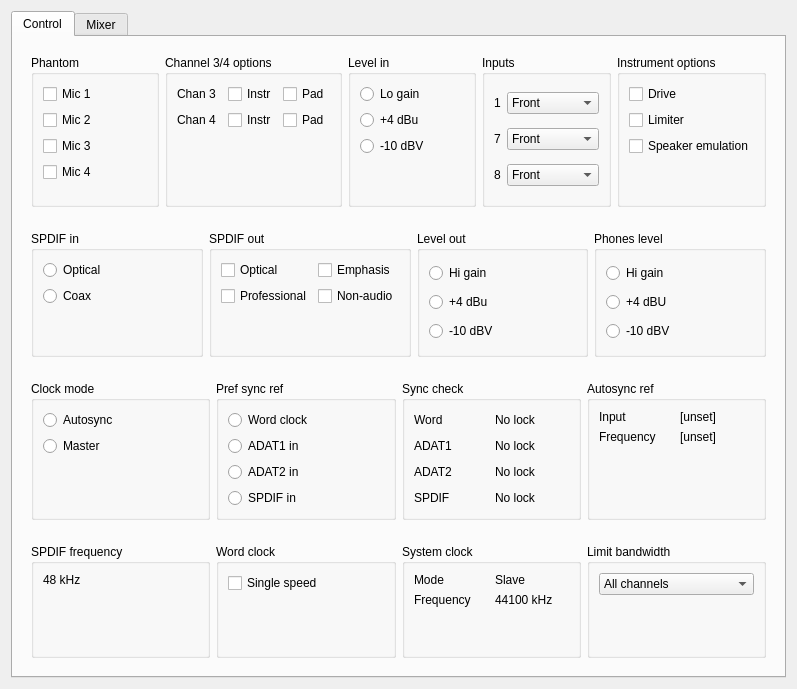
Old version of the form libffado/support/mixer-qt4/mixer_rme.ui in the repository adiknoth/ffado.
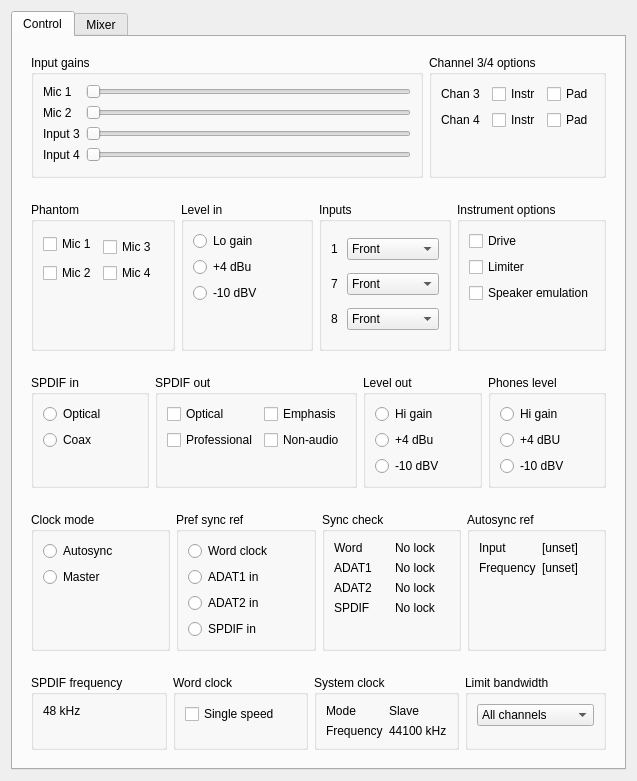
New version of the form.

Commit message: RME: Rearrange control pane in mixer.  Add controls for input gains on Fireface 400. RME: Fix bug which prevented driver from correctly reporting the available samplerates. RME: Correct a misunderstanding about the device streaming status' availability from hardware (essentially it's not available and needs to be cached in software). RME: Minor corrections to device documentation.

Diff of the .ui file:
```diff
--- a/libffado/support/mixer-qt4/mixer_rme.ui
+++ b/libffado/support/mixer-qt4/mixer_rme.ui
@@ -5,8 +5,8 @@
    <rect>
     <x>0</x>
     <y>0</y>
-    <width>797</width>
-    <height>689</height>
+    <width>637</width>
+    <height>781</height>
    </rect>
   </property>
   <property name="windowTitle" >
@@ -15,6 +15,12 @@
   <layout class="QVBoxLayout" name="verticalLayout_13" >
    <item>
     <widget class="QTabWidget" name="tabWidget" >
+     <property name="sizePolicy" >
+      <sizepolicy vsizetype="Expanding" hsizetype="Expanding" >
+       <horstretch>0</horstretch>
+       <verstretch>0</verstretch>
+      </sizepolicy>
+     </property>
      <property name="currentIndex" >
       <number>0</number>
      </property>
@@ -22,62 +28,101 @@
       <attribute name="title" >
        <string>Control</string>
       </attribute>
-      <layout class="QVBoxLayout" name="verticalLayout_5" >
+      <layout class="QVBoxLayout" name="verticalLayout" >
        <item>
-        <widget class="QFrame" name="frame_4" >
+        <widget class="QFrame" name="frame_5" >
          <property name="frameShape" >
           <enum>QFrame::NoFrame</enum>
          </property>
          <property name="frameShadow" >
           <enum>QFrame::Raised</enum>
          </property>
-         <layout class="QHBoxLayout" name="horizontalLayout_4" >
+         <layout class="QHBoxLayout" name="horizontalLayout_5" >
           <item>
-           <widget class="QGroupBox" name="phantom_group" >
+           <widget class="QGroupBox" name="input_gains_group" >
             <property name="title" >
-             <string>Phantom</string>
+             <string>Input gains</string>
             </property>
-            <layout class="QVBoxLayout" name="verticalLayout" >
-             <item>
-              <widget class="QCheckBox" name="phantom_0" >
+            <layout class="QGridLayout" name="gridLayout_8" >
+             <item row="0" column="0" >
+              <widget class="QLabel" name="label_9" >
+               <property name="sizePolicy" >
+                <sizepolicy vsizetype="Preferred" hsizetype="Minimum" >
+                 <horstretch>0</horstretch>
+                 <verstretch>0</verstretch>
+                </sizepolicy>
+               </property>
                <property name="text" >
                 <string>Mic 1</string>
                </property>
               </widget>
              </item>
-             <item>
-              <widget class="QCheckBox" name="phantom_1" >
+             <item row="0" column="1" >
+              <widget class="QSlider" name="gain_mic1" >
+               <property name="orientation" >
+                <enum>Qt::Horizontal</enum>
+               </property>
+              </widget>
+             </item>
+             <item row="1" column="0" >
+              <widget class="QLabel" name="label_10" >
+               <property name="sizePolicy" >
+                <sizepolicy vsizetype="Preferred" hsizetype="Minimum" >
+                 <horstretch>0</horstretch>
+                 <verstretch>0</verstretch>
+                </sizepolicy>
+               </property>
                <property name="text" >
                 <string>Mic 2</string>
                </property>
               </widget>
              </item>
-             <item>
-              <widget class="QCheckBox" name="phantom_2" >
-               <property name="text" >
-                <string>Mic 3</string>
+             <item row="1" column="1" >
+              <widget class="QSlider" name="gain_mic2" >
+               <property name="orientation" >
+                <enum>Qt::Horizontal</enum>
                </property>
               </widget>
              </item>
-             <item>
-              <widget class="QCheckBox" name="phantom_3" >
+             <item row="2" column="0" >
+              <widget class="QLabel" name="label_24" >
+               <property name="sizePolicy" >
+                <sizepolicy vsizetype="Preferred" hsizetype="Minimum" >
+                 <horstretch>0</horstretch>
+                 <verstretch>0</verstretch>
+                </sizepolicy>
+               </property>
                <property name="text" >
-                <string>Mic 4</string>
+                <string>Input 3</string>
                </property>
               </widget>
              </item>
-             <item>
-              <spacer name="verticalSpacer_12" >
+             <item row="2" column="1" >
+              <widget class="QSlider" name="gain_input3" >
                <property name="orientation" >
-                <enum>Qt::Vertical</enum>
+                <enum>Qt::Horizontal</enum>
                </property>
-               <property name="sizeHint" stdset="0" >
-                <size>
-                 <width>20</width>
-                 <height>0</height>
-                </size>
+              </widget>
+             </item>
+             <item row="3" column="0" >
+              <widget class="QLabel" name="label_23" >
+               <property name="sizePolicy" >
+                <sizepolicy vsizetype="Preferred" hsizetype="Minimum" >
+                 <horstretch>0</horstretch>
+                 <verstretch>0</verstretch>
+                </sizepolicy>
                </property>
-              </spacer>
+               <property name="text" >
+                <string>Input 4</string>
+               </property>
+              </widget>
+             </item>
+             <item row="3" column="1" >
+              <widget class="QSlider" name="gain_input4" >
+               <property name="orientation" >
+                <enum>Qt::Horizontal</enum>
+               </property>
+              </widget>
              </item>
             </layout>
            </widget>
@@ -146,6 +191,68 @@
             </layout>
            </widget>
           </item>
+         </layout>
+        </widget>
+       </item>
+       <item>
+        <widget class="QFrame" name="frame_4" >
+         <property name="frameShape" >
+          <enum>QFrame::NoFrame</enum>
+         </property>
+         <property name="frameShadow" >
+          <enum>QFrame::Raised</enum>
+         </property>
+         <layout class="QHBoxLayout" name="horizontalLayout_4" >
+          <item>
+           <widget class="QGroupBox" name="phantom_group" >
+            <property name="title" >
+             <string>Phantom</string>
+            </property>
+            <layout class="QGridLayout" name="gridLayout_7" >
+             <item rowspan="2" row="0" column="0" colspan="3" >
+              <widget class="QCheckBox" name="phantom_0" >
+               <property name="text" >
+                <string>Mic 1</string>
+               </property>
+              </widget>
+             </item>
+             <item row="1" column="1" colspan="2" >
+              <widget class="QCheckBox" name="phantom_2" >
+               <property name="text" >
+                <string>Mic 3</string>
+               </property>
+              </widget>
+             </item>
+             <item row="2" column="0" >
+              <widget class="QCheckBox" name="phantom_1" >
+               <property name="text" >
+                <string>Mic 2</string>
+               </property>
+              </widget>
+             </item>
+             <item row="2" column="1" >
+              <widget class="QCheckBox" name="phantom_3" >
+               <property name="text" >
+                <string>Mic 4</string>
+               </property>
+              </widget>
+             </item>
+             <item row="3" column="0" >
+              <spacer name="verticalSpacer_12" >
+               <property name="orientation" >
+                <enum>Qt::Vertical</enum>
+               </property>
+               <property name="sizeHint" stdset="0" >
+                <size>
+                 <width>20</width>
+                 <height>0</height>
+                </size>
+               </property>
+              </spacer>
+             </item>
+            </layout>
+           </widget>
+          </item>
           <item>
            <widget class="QGroupBox" name="level_in_group" >
             <property name="title" >
@@ -324,6 +431,12 @@
        </item>
        <item>
         <widget class="QFrame" name="frame" >
+         <property name="sizePolicy" >
+          <sizepolicy vsizetype="Minimum" hsizetype="Preferred" >
+           <horstretch>0</horstretch>
+           <verstretch>0</verstretch>
+          </sizepolicy>
+         </property>
          <property name="frameShape" >
           <enum>QFrame::NoFrame</enum>
          </property>
@@ -356,10 +469,13 @@
                <property name="orientation" >
                 <enum>Qt::Vertical</enum>
                </property>
+               <property name="sizeType" >
+                <enum>QSizePolicy::MinimumExpanding</enum>
+               </property>
                <property name="sizeHint" stdset="0" >
                 <size>
                  <width>20</width>
-                 <height>40</height>
+                 <height>0</height>
                 </size>
                </property>
               </spacer>
@@ -406,10 +522,13 @@
                <property name="orientation" >
                 <enum>Qt::Vertical</enum>
                </property>
+               <property name="sizeType" >
+                <enum>QSizePolicy::MinimumExpanding</enum>
+               </property>
                <property name="sizeHint" stdset="0" >
                 <size>
                  <width>20</width>
-                 <height>40</height>
+                 <height>0</height>
                 </size>
                </property>
               </spacer>
@@ -444,6 +563,22 @@
                </property>
               </widget>
              </item>
+             <item>
+              <spacer name="verticalSpacer_13" >
+               <property name="orientation" >
+                <enum>Qt::Vertical</enum>
+               </property>
+               <property name="sizeType" >
+                <enum>QSizePolicy::MinimumExpanding</enum>
+               </property>
+               <property name="sizeHint" stdset="0" >
+                <size>
+                 <width>20</width>
+                 <height>0</height>
+                </size>
+               </property>
+              </spacer>
+             </item>
             </layout>
            </widget>
           </item>
@@ -474,6 +609,22 @@
                </property>
               </widget>
              </item>
+             <item>
+              <spacer name="verticalSpacer_14" >
+               <property name="orientation" >
+                <enum>Qt::Vertical</enum>
+               </property>
+               <property name="sizeType" >
+                <enum>QSizePolicy::MinimumExpanding</enum>
+               </property>
+               <property name="sizeHint" stdset="0" >
+                <size>
+                 <width>20</width>
+                 <height>0</height>
+                </size>
+               </property>
+              </spacer>
+             </item>
             </layout>
            </widget>
           </item>
@@ -559,6 +710,19 @@
                </property>
               </widget>
              </item>
+             <item>
+              <spacer name="verticalSpacer_15" >
+               <property name="orientation" >
+                <enum>Qt::Vertical</enum>
+               </property>
+               <property name="sizeHint" stdset="0" >
+                <size>
+                 <width>20</width>
+                 <height>0</height>
+                </size>
+               </property>
+              </spacer>
+             </item>
             </layout>
            </widget>
           </item>
@@ -624,6 +788,19 @@
                </property>
               </widget>
              </item>
+             <item row="4" column="0" >
+              <spacer name="verticalSpacer_16" >
+               <property name="orientation" >
+                <enum>Qt::Vertical</enum>
+               </property>
+               <property name="sizeHint" stdset="0" >
+                <size>
+                 <width>20</width>
+                 <height>0</height>
+                </size>
+               </property>
+              </spacer>
+             </item>
             </layout>
            </widget>
           </item>
@@ -682,6 +859,12 @@
        </item>
        <item>
         <widget class="QFrame" name="frame_3" >
+         <property name="sizePolicy" >
+          <sizepolicy vsizetype="MinimumExpanding" hsizetype="Preferred" >
+           <horstretch>0</horstretch>
+           <verstretch>0</verstretch>
+          </sizepolicy>
+         </property>
          <property name="frameShape" >
           <enum>QFrame::NoFrame</enum>
          </property>
@@ -691,6 +874,12 @@
          <layout class="QHBoxLayout" name="horizontalLayout_3" >
           <item>
            <widget class="QGroupBox" name="groupBox_8" >
+            <property name="sizePolicy" >
+             <sizepolicy vsizetype="MinimumExpanding" hsizetype="Preferred" >
+              <horstretch>0</horstretch>
+              <verstretch>0</verstretch>
+             </sizepolicy>
+            </property>
             <property name="title" >
              <string>SPDIF frequency</string>
             </property>
@@ -707,10 +896,13 @@
                <property name="orientation" >
                 <enum>Qt::Vertical</enum>
                </property>
+               <property name="sizeType" >
+                <enum>QSizePolicy::MinimumExpanding</enum>
+               </property>
                <property name="sizeHint" stdset="0" >
                 <size>
                  <width>20</width>
-                 <height>40</height>
+                 <height>0</height>
                 </size>
                </property>
               </spacer>
@@ -720,6 +912,12 @@
           </item>
           <item>
            <widget class="QGroupBox" name="groupBox_9" >
+            <property name="sizePolicy" >
+             <sizepolicy vsizetype="MinimumExpanding" hsizetype="Preferred" >
+              <horstretch>0</horstretch>
+              <verstretch>0</verstretch>
+             </sizepolicy>
+            </property>
             <property name="title" >
              <string>Word clock</string>
             </property>
@@ -736,10 +934,13 @@
                <property name="orientation" >
                 <enum>Qt::Vertical</enum>
                </property>
+               <property name="sizeType" >
+                <enum>QSizePolicy::MinimumExpanding</enum>
+               </property>
                <property name="sizeHint" stdset="0" >
                 <size>
                  <width>20</width>
-                 <height>40</height>
+                 <height>0</height>
                 </size>
                </property>
               </spacer>
@@ -749,6 +950,12 @@
           </item>
           <item>
            <widget class="QGroupBox" name="groupBox_10" >
+            <property name="sizePolicy" >
+             <sizepolicy vsizetype="MinimumExpanding" hsizetype="Preferred" >
+              <horstretch>0</horstretch>
+              <verstretch>0</verstretch>
+             </sizepolicy>
+            </property>
             <property name="title" >
              <string>System clock</string>
             </property>
@@ -786,10 +993,13 @@
                <property name="orientation" >
                 <enum>Qt::Vertical</enum>
                </property>
+               <property name="sizeType" >
+                <enum>QSizePolicy::MinimumExpanding</enum>
+               </property>
                <property name="sizeHint" stdset="0" >
                 <size>
                  <width>20</width>
-                 <height>40</height>
+                 <height>0</height>
                 </size>
                </property>
               </spacer>
@@ -799,6 +1009,12 @@
           </item>
           <item>
            <widget class="QGroupBox" name="groupBox_16" >
+            <property name="sizePolicy" >
+             <sizepolicy vsizetype="MinimumExpanding" hsizetype="Preferred" >
+              <horstretch>0</horstretch>
+              <verstretch>0</verstretch>
+             </sizepolicy>
+            </property>
             <property name="title" >
              <string>Limit bandwidth</string>
             </property>
@@ -827,10 +1043,13 @@
                <property name="orientation" >
                 <enum>Qt::Vertical</enum>
                </property>
+               <property name="sizeType" >
+                <enum>QSizePolicy::MinimumExpanding</enum>
+               </property>
                <property name="sizeHint" stdset="0" >
                 <size>
                  <width>20</width>
-                 <height>40</height>
+                 <height>0</height>
                 </size>
                </property>
               </spacer>
```
Left out of the diff: 7 changed lines with no effect on the pictures. The commit also changes 5 other files.
